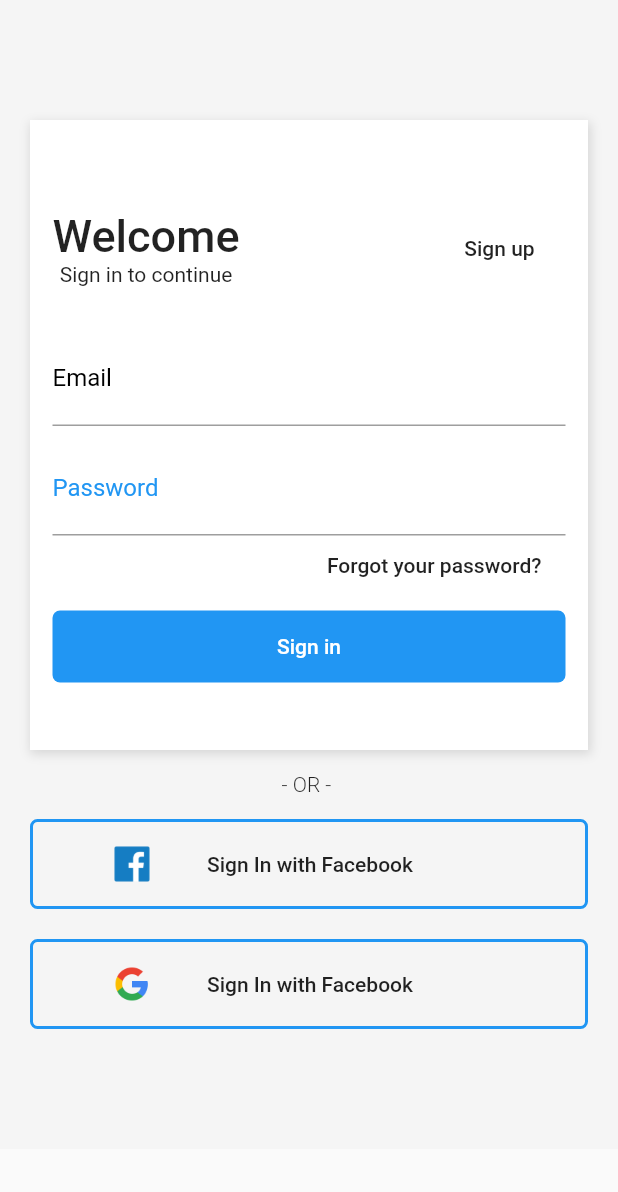
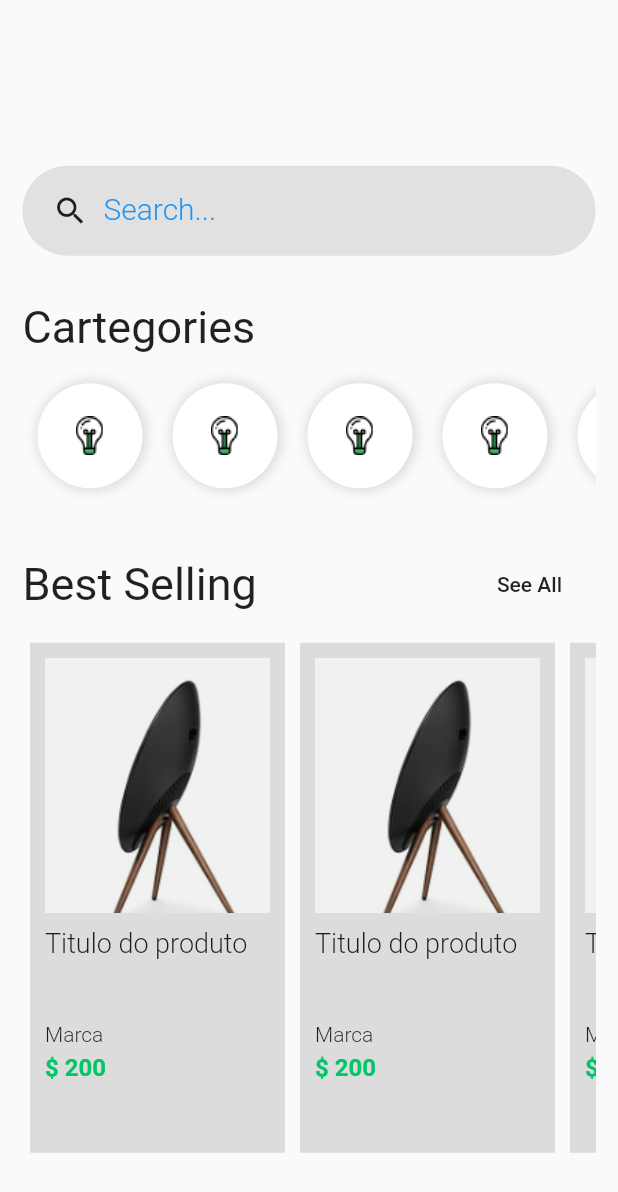
Before and after one commit to GedanMagal/LayoutsFlutter, a Flutter app: the screen it shows after launch, after a tap on "Sign in", on a phone screen of 412 x 824 dp. Shown: the top 1192 px of the screen. Run offline on Flutter 3.47's test engine with Material 2 defaults, Android fonts, the phone set to English and light mode, and no system bars.

Commit message:
Implementação da tela home

```diff
--- /dev/null
+++ b/lib/pages/home.page.dart
@@ -0,0 +1,227 @@
+import 'dart:ui';
+
+import 'package:flutter/foundation.dart';
+import 'package:flutter/material.dart';
+import 'package:shopping/pages/product.page.dart';
+
+class HomePage extends StatelessWidget {
+  @override
+  Widget build(BuildContext context) {
+    return Scaffold(
+      body: Center(
+        child: SingleChildScrollView(
+          padding: EdgeInsets.all(15),
+          child: Column(
+            crossAxisAlignment: CrossAxisAlignment.stretch,
+            children: <Widget>[
+              SizedBox(
+                height: 60,
+              ),
+              search(),
+              SizedBox(
+                height: 30,
+              ),
+              Text(
+                "Cartegories",
+                style: TextStyle(
+                  fontSize: 30,
+                ),
+              ),
+              SizedBox(
+                height: 10,
+              ),
+              Container(
+                height: 90,
+                child: categoryList(),
+              ),
+              SizedBox(
+                height: 30,
+              ),
+              Row(
+                mainAxisAlignment: MainAxisAlignment.spaceBetween,
+                children: <Widget>[
+                  Text(
+                    "Best Selling",
+                    style: TextStyle(
+                      fontSize: 30,
+                    ),
+                  ),
+                  FlatButton(
+                    child: Text("See All"),
+                    onPressed: () {},
+                  )
+                ],
+              ),
+              SizedBox(
+                height: 10,
+              ),
+              Container(
+                height: 350,
+                child: productList(context),
+              )
+            ],
+          ),
+        ),
+      ),
+    );
+  }
+}
+
+Widget search() {
+  return Container(
+    height: 60,
+    padding: EdgeInsets.only(
+      left: 20,
+    ),
+    decoration: BoxDecoration(
+      color: Colors.black.withOpacity(0.1),
+      borderRadius: BorderRadius.all(
+        Radius.circular(128),
+      ),
+    ),
+    child: Row(
+      children: <Widget>[
+        Icon(Icons.search),
+        Container(
+          width: 300,
+          padding: EdgeInsets.only(left: 10),
+          child: TextFormField(
+            keyboardType: TextInputType.text,
+            decoration: InputDecoration(
+              border: InputBorder.none,
+              labelText: "Search...",
+              labelStyle: TextStyle(
+                color: Colors.blue,
+                fontWeight: FontWeight.w300,
+                fontSize: 20,
+              ),
+            ),
+            style: TextStyle(
+              fontSize: 20,
+              color: Colors.blue,
+            ),
+          ),
+        ),
+      ],
+    ),
+  );
+}
+
+Widget categoryList() {
+  return Container(
+    child: ListView(
+      scrollDirection: Axis.horizontal,
+      children: <Widget>[
+        categoryItem(),
+        categoryItem(),
+        categoryItem(),
+        categoryItem(),
+        categoryItem(),
+        categoryItem(),
+      ],
+    ),
+  );
+}
+
+Widget categoryItem() {
+  return Container(
+    width: 70,
+    height: 70,
+    margin: EdgeInsets.all(10),
+    padding: EdgeInsets.all(10),
+    decoration: BoxDecoration(
+      color: Colors.white,
+      boxShadow: [
+        new BoxShadow(
+          color: Colors.black12,
+          offset: new Offset(1, 0),
+          blurRadius: 5,
+          spreadRadius: 2,
+        ),
+      ],
+      borderRadius: BorderRadius.all(
+        Radius.circular(64),
+      ),
+    ),
+    child: Image.asset("assets/Icon_Devices.png"),
+  );
+}
+
+Widget productList(BuildContext context) {
+  return Container(
+    child: ListView(
+      scrollDirection: Axis.horizontal,
+      children: <Widget>[
+        productItem(context),
+        productItem(context),
+        productItem(context),
+        productItem(context),
+        productItem(context),
+      ],
+    ),
+  );
+}
+
+Widget productItem(BuildContext context) {
+  return Container(
+    padding: EdgeInsets.all(10),
+    margin: EdgeInsets.all(5),
+    width: 170,
+    color: Colors.black12,
+    child: Column(
+      crossAxisAlignment: CrossAxisAlignment.start,
+      children: <Widget>[
+        GestureDetector(
+          onTap: () {
+            Navigator.push(
+              context,
+              MaterialPageRoute(
+                builder: (context) => ProductPage(),
+              ),
+            );
+          },
+          child: Image.asset(
+            "assets/product-1.png",
+            width: 170,
+            height: 170,
+            fit: BoxFit.cover,
+          ),
+        ),
+        SizedBox(
+          height: 10,
+        ),
+        Container(
+          height: 60,
+          child: Text(
+            "Titulo do produto",
+            style: TextStyle(
+              fontSize: 18,
+              fontWeight: FontWeight.w300,
+            ),
+          ),
+        ),
+        SizedBox(
+          height: 3,
+        ),
+        Text(
+          "Marca",
+          style: TextStyle(
+            fontSize: 14,
+            fontWeight: FontWeight.w300,
+          ),
+        ),
+        SizedBox(
+          height: 5,
+        ),
+        Text(
+          "\$ 200",
+          style: TextStyle(
+            fontSize: 16,
+            fontWeight: FontWeight.bold,
+            color: Color(0xFF00C569),
+          ),
+        )
+      ],
+    ),
+  );
+}
--- a/lib/pages/login.page.dart
+++ b/lib/pages/login.page.dart
@@ -1,5 +1,7 @@
 import 'package:flutter/material.dart';
 import 'package:shopping/pages/signup.page.dart';
+
+import 'home.page.dart';
 
 class LoginPage extends StatelessWidget {
   @override
@@ -119,9 +121,16 @@ class LoginPage extends StatelessWidget {
                             "Sign in",
                             style: TextStyle(color: Colors.white),
                           ),
-                          onPressed: () {},
+                          onPressed: () {
+                            Navigator.push(
+                              context,
+                              MaterialPageRoute(
+                                builder: (context) => HomePage(),
+                              ),
+                            );
+                          },
                         ),
-                      )
+                      ),
                     ],
                   ),
                 ),
```
Also changed, not shown: lib/pages/product.page.dart (added, +16 -0 lines), lib/pages/signup.page.dart (+123 -6 lines).
